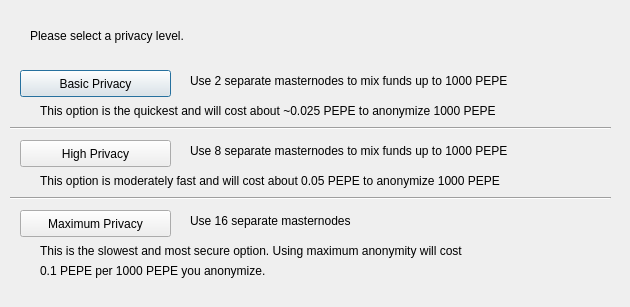
Above: src/qt/forms/darksendconfig.ui from avgttt/PePe-core before the change. Below: the same form after it.
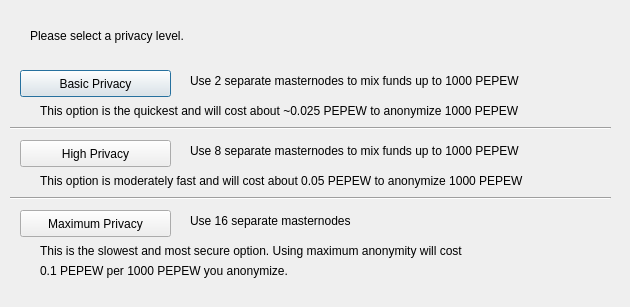
That is the form after the change.

```diff
--- a/src/qt/forms/darksendconfig.ui
+++ b/src/qt/forms/darksendconfig.ui
@@ -75,7 +75,7 @@
     </rect>
    </property>
    <property name="text">
-    <string>Use 2 separate masternodes to mix funds up to 1000 PEPE</string>
+    <string>Use 2 separate masternodes to mix funds up to 1000 PEPEW</string>
    </property>
   </widget>
   <widget class="QLabel" name="label_3">
@@ -88,7 +88,7 @@
     </rect>
    </property>
    <property name="text">
-    <string>Use 8 separate masternodes to mix funds up to 1000 PEPE</string>
+    <string>Use 8 separate masternodes to mix funds up to 1000 PEPEW</string>
    </property>
   </widget>
   <widget class="QLabel" name="label_4">
@@ -114,7 +114,7 @@
     </rect>
    </property>
    <property name="text">
-    <string>This option is the quickest and will cost about ~0.025 PEPE to anonymize 1000 PEPE</string>
+    <string>This option is the quickest and will cost about ~0.025 PEPEW to anonymize 1000 PEPEW</string>
    </property>
   </widget>
   <widget class="QLabel" name="label_7">
@@ -127,7 +127,7 @@
     </rect>
    </property>
    <property name="text">
-    <string>This option is moderately fast and will cost about 0.05 PEPE to anonymize 1000 PEPE</string>
+    <string>This option is moderately fast and will cost about 0.05 PEPEW to anonymize 1000 PEPEW</string>
    </property>
   </widget>
   <widget class="QLabel" name="label_8">
@@ -153,7 +153,7 @@
     </rect>
    </property>
    <property name="text">
-    <string>0.1 PEPE per 1000 PEPE you anonymize.</string>
+    <string>0.1 PEPEW per 1000 PEPEW you anonymize.</string>
    </property>
   </widget>
   <widget class="Line" name="line">
```
